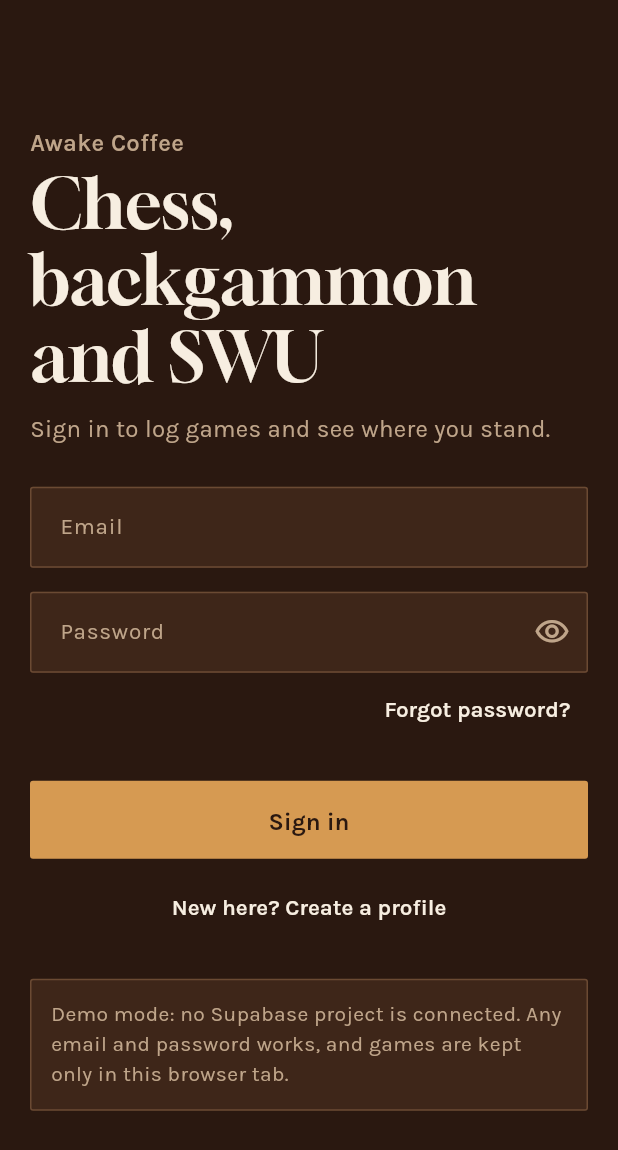
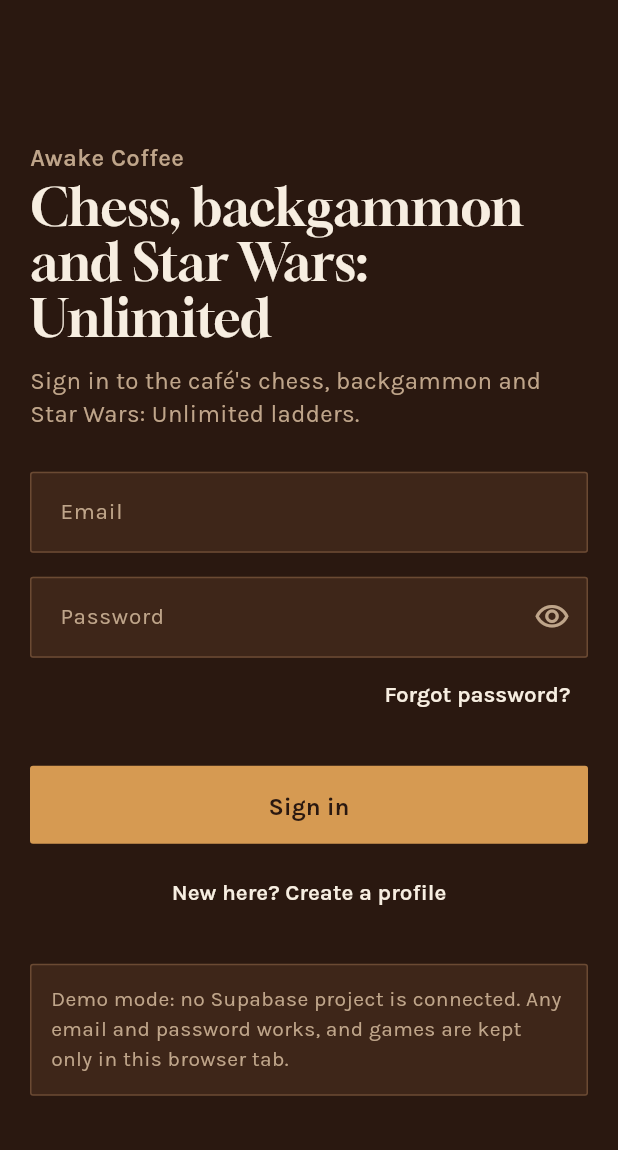
Before and after one commit to Awake-Coffee/match-tracking-system, a Flutter app: the screen it shows after launch, on a phone screen of 412 x 824 dp. Shown: the top 1150 px of the screen. Run offline on Flutter 3.47's test engine with Material 3 defaults, Android fonts, the phone set to English and light mode, and no system bars; our stand-ins replace go_router, shared_preferences, supabase_flutter; accounts and stored records are empty.

Commit message:
Write the sign-in screen for a newcomer
The headline said "SWU" and the sign-up text quoted starting ratings in
three games, which mean nothing to someone who has never seen the ladder.
The headline now spells out Star Wars: Unlimited (display size 34 so it
wraps to about three lines at 360px), sign-in says it opens the café's
ladders, and sign-up explains the idea in plain words: report games, the
opponent confirms, ratings move. Starting ratings are left to the ladder
summary, which already tells new members theirs.

Co-Authored-By: Claude Fable 5.1 <noreply@anthropic.com>
Claude-Session: https://claude.ai/code/session_012U1wj7oSTaqyYzHn4roLxH

```diff
--- a/app/lib/ui/screens/sign_in_screen.dart
+++ b/app/lib/ui/screens/sign_in_screen.dart
@@ -94,8 +94,10 @@ class _SignInScreenState extends State<SignInScreen> {
   List<Widget> _formFields(DesignSpec d) => [
     Text(
       _creating
-          ? 'Make a profile. You\'ll start at 1000 in chess and Star Wars: Unlimited, 1500 in backgammon.'
-          : 'Sign in to log games and see where you stand.',
+          ? 'Report the games you play at the café. Your opponent confirms '
+                'the result, and then both ratings move.'
+          : 'Sign in to the café\'s chess, backgammon and Star Wars: '
+                'Unlimited ladders.',
       style: d.body(16, color: d.muted),
     ),
     const SizedBox(height: 28),
@@ -267,7 +269,12 @@ class _SignInScreenState extends State<SignInScreen> {
                         ),
                       ),
                       const SizedBox(height: 4),
-                      Text('Chess, backgammon and SWU', style: d.display(46)),
+                      // Spelled out for newcomers; 34 keeps the longer name to
+                      // about three lines in the 320px a phone leaves.
+                      Text(
+                        'Chess, backgammon and Star Wars: Unlimited',
+                        style: d.display(34),
+                      ),
                       const SizedBox(height: 12),
                       if (confirming != null)
                         _ConfirmationPanel(
```
Also changed, not shown: 1 other file.
